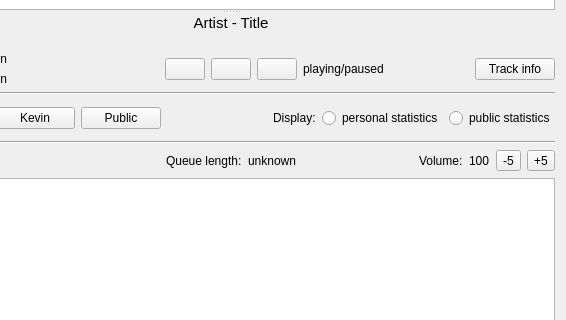
First picture: the form in src/desktop-remote/mainwidget.ui, repository hyperquantum/PMP, before the edit; both pictures show x 104 to 670 and y 205 to 525 of the 670 by 637 pixel window.
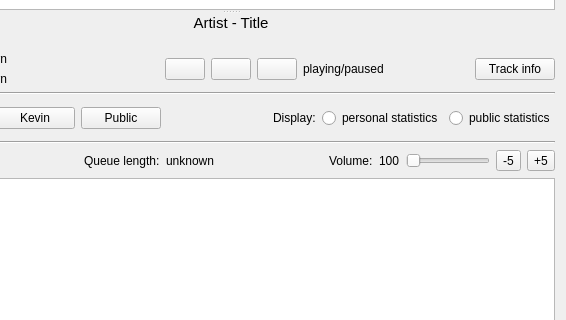
Second picture: the form after the edit. Icons and pictures are not drawn. Custom widgets are drawn as their Qt base class.

Commit message:
Add slider for adjusting volume
Add a QSlider widget for adjusting volume in a more user-friendly way.
The "-5" and "+5" are still present, but I intend to remove them
later.

Patch:
```diff
--- a/src/desktop-remote/mainwidget.ui
+++ b/src/desktop-remote/mainwidget.ui
@@ -408,6 +408,19 @@
               </property>
              </widget>
             </item>
+            <item>
+             <widget class="QSlider" name="volumeSlider">
+              <property name="maximum">
+               <number>100</number>
+              </property>
+              <property name="pageStep">
+               <number>5</number>
+              </property>
+              <property name="orientation">
+               <enum>Qt::Horizontal</enum>
+              </property>
+             </widget>
+            </item>
             <item>
              <widget class="QToolButton" name="volumeDecreaseButton">
               <property name="text">
```
The commit also changes 5 other files.
